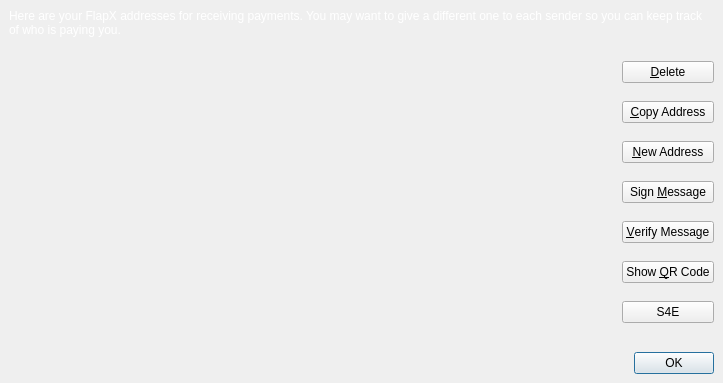
Before: the Qt Designer form src/qt/forms/addressbookpage.ui in hanzou-x/flapxcoin, drawn with Qt 5.
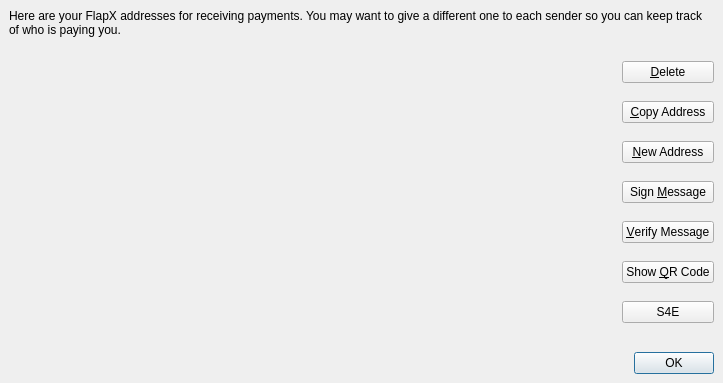
After: the same form once the commit is applied. Icons and pictures are not drawn.

The edit to the form file:
```diff
--- a/src/qt/forms/addressbookpage.ui
+++ b/src/qt/forms/addressbookpage.ui
@@ -45,97 +45,6 @@
        <layout class="QGridLayout" name="gridLayout_2">
         <item row="0" column="0">
          <widget class="QLabel" name="labelExplanation">
-          <property name="palette">
-           <palette>
-            <active>
-             <colorrole role="WindowText">
-              <brush brushstyle="SolidPattern">
-               <color alpha="255">
-                <red>255</red>
-                <green>255</green>
-                <blue>255</blue>
-               </color>
-              </brush>
-             </colorrole>
-             <colorrole role="Text">
-              <brush brushstyle="SolidPattern">
-               <color alpha="255">
-                <red>255</red>
-                <green>255</green>
-                <blue>255</blue>
-               </color>
-              </brush>
-             </colorrole>
-             <colorrole role="ButtonText">
-              <brush brushstyle="SolidPattern">
-               <color alpha="255">
-                <red>255</red>
-                <green>255</green>
-                <blue>255</blue>
-               </color>
-              </brush>
-             </colorrole>
-            </active>
-            <inactive>
-             <colorrole role="WindowText">
-              <brush brushstyle="SolidPattern">
-               <color alpha="255">
-                <red>255</red>
-                <green>255</green>
-                <blue>255</blue>
-               </color>
-              </brush>
-             </colorrole>
-             <colorrole role="Text">
-              <brush brushstyle="SolidPattern">
-               <color alpha="255">
-                <red>255</red>
-                <green>255</green>
-                <blue>255</blue>
-               </color>
-              </brush>
-             </colorrole>
-             <colorrole role="ButtonText">
-              <brush brushstyle="SolidPattern">
-               <color alpha="255">
-                <red>255</red>
-                <green>255</green>
-                <blue>255</blue>
-               </color>
-              </brush>
-             </colorrole>
-            </inactive>
-            <disabled>
-             <colorrole role="WindowText">
-              <brush brushstyle="SolidPattern">
-               <color alpha="255">
-                <red>190</red>
-                <green>190</green>
-                <blue>190</blue>
-               </color>
-              </brush>
-             </colorrole>
-             <colorrole role="Text">
-              <brush brushstyle="SolidPattern">
-               <color alpha="255">
-                <red>190</red>
-                <green>190</green>
-                <blue>190</blue>
-               </color>
-              </brush>
-             </colorrole>
-             <colorrole role="ButtonText">
-              <brush brushstyle="SolidPattern">
-               <color alpha="255">
-                <red>190</red>
-                <green>190</green>
-                <blue>190</blue>
-               </color>
-              </brush>
-             </colorrole>
-            </disabled>
-           </palette>
-          </property>
           <property name="text">
            <string>Here are your FlapX addresses for receiving payments. You may want to give a different one to each sender so you can keep track of who is paying you.</string>
           </property>
```
